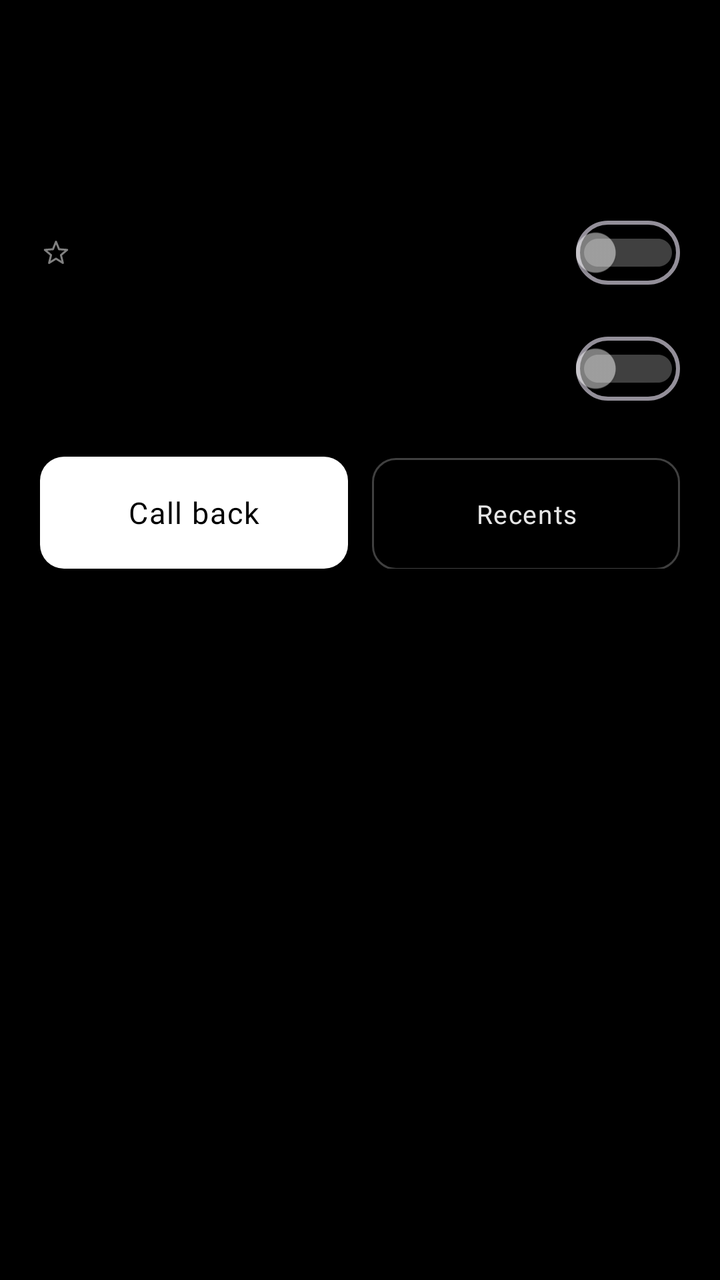
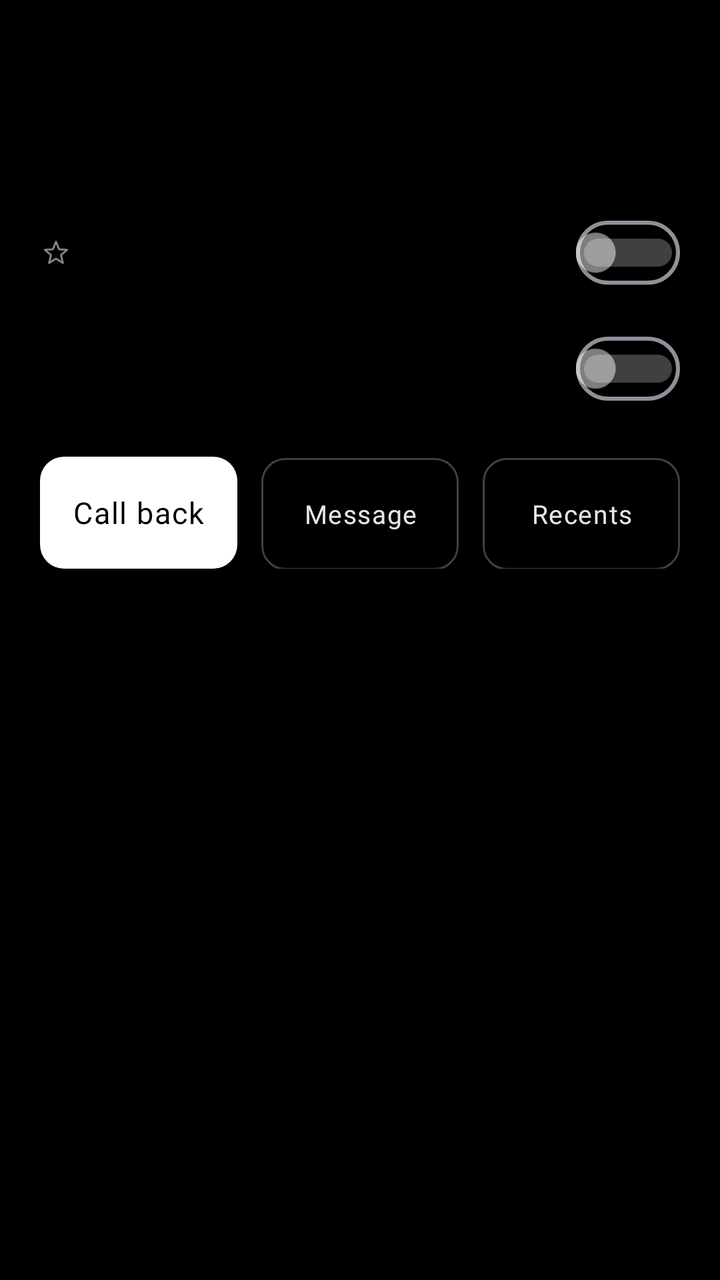

Screens rendered from an Android XML layout before and after an edit, with the pre-edit source and the edit as a unified diff.
<!-- AndroidManifest.xml: application theme Theme.XxPhone -->
<!-- res/layout/view_person_sheet.xml -->
<?xml version="1.0" encoding="utf-8"?>
<LinearLayout xmlns:android="http://schemas.android.com/apk/res/android"
    android:layout_width="match_parent"
    android:layout_height="wrap_content"
    android:orientation="vertical"
    android:paddingLeft="@dimen/xx_gutter"
    android:paddingRight="@dimen/xx_gutter"
    android:paddingTop="20dp"
    android:paddingBottom="24dp">

    <TextView
        android:id="@+id/sheetName"
        style="@style/TextAppearance.Xx.Display"
        android:layout_width="match_parent"
        android:layout_height="wrap_content" />

    <TextView
        android:id="@+id/sheetNumber"
        style="@style/TextAppearance.Xx.BodySmall"
        android:layout_width="match_parent"
        android:layout_height="wrap_content"
        android:layout_marginTop="4dp" />

    <TextView
        android:id="@+id/sheetRingtoneNote"
        style="@style/TextAppearance.Xx.BodySmall"
        android:layout_width="match_parent"
        android:layout_height="wrap_content"
        android:layout_marginTop="8dp"
        android:visibility="gone" />

    <LinearLayout
        android:layout_width="match_parent"
        android:layout_height="wrap_content"
        android:layout_marginTop="14dp"
        android:orientation="horizontal"
        android:gravity="center_vertical">

        <ImageView
            android:id="@+id/sheetStarIcon"
            android:layout_width="16dp"
            android:layout_height="16dp"
            android:src="@drawable/ic_star_outline" />

        <TextView
            android:id="@+id/sheetStarLabel"
            style="@style/TextAppearance.Xx.Body"
            android:layout_width="0dp"
            android:layout_height="wrap_content"
            android:layout_weight="1"
            android:layout_marginStart="12dp" />

        <com.google.android.material.materialswitch.MaterialSwitch
            android:id="@+id/sheetStarSwitch"
            style="@style/Widget.Xx.Switch"
            android:layout_width="wrap_content"
            android:layout_height="wrap_content" />
    </LinearLayout>

    <LinearLayout
        android:layout_width="match_parent"
        android:layout_height="wrap_content"
        android:orientation="horizontal"
        android:gravity="center_vertical"
        android:paddingTop="10dp">

        <TextView
            android:id="@+id/sheetBizLabel"
            style="@style/TextAppearance.Xx.Body"
            android:layout_width="0dp"
            android:layout_height="wrap_content"
            android:layout_weight="1" />

        <com.google.android.material.materialswitch.MaterialSwitch
            android:id="@+id/sheetBizSwitch"
            style="@style/Widget.Xx.Switch"
            android:layout_width="wrap_content"
            android:layout_height="wrap_content" />
    </LinearLayout>

    <TextView
        android:id="@+id/sheetError"
        style="@style/TextAppearance.Xx.BodySmall"
        android:layout_width="match_parent"
        android:layout_height="wrap_content"
        android:layout_marginTop="10dp"
        android:textColor="@color/pxx_error"
        android:visibility="gone" />

    <LinearLayout
        android:layout_width="match_parent"
        android:layout_height="wrap_content"
        android:layout_marginTop="20dp"
        android:orientation="horizontal">

        <Button
            android:id="@+id/sheetCall"
            style="@style/Widget.Xx.ButtonPrimary"
            android:layout_width="0dp"
            android:layout_height="wrap_content"
            android:layout_weight="1"
            android:text="@string/call_back" />

        <Button
            android:id="@+id/sheetHistory"
            style="@style/Widget.Xx.ButtonSecondary"
            android:layout_width="0dp"
            android:layout_height="wrap_content"
            android:layout_weight="1"
            android:layout_marginStart="12dp"
            android:text="@string/tab_recents" />
    </LinearLayout>

</LinearLayout>
<!-- resources referenced by this layout -->
<resources>
  <color name="pxx_error">#FF6767</color>
  <dimen name="xx_gutter">20dp</dimen>
  <!-- drawable ic_star_outline (drawable) -->
  <?xml version="1.0" encoding="utf-8"?>
  <vector xmlns:android="http://schemas.android.com/apk/res/android"
      android:width="24dp"
      android:height="24dp"
      android:viewportWidth="24"
      android:viewportHeight="24"
      android:tint="@color/pxx_white_50">
      <path
          android:pathData="M12 3.8 L14.29 9.44 L20.37 9.88 L15.71 13.81 L17.17 19.72 L12 16.5 L6.83 19.72 L8.29 13.81 L3.63 9.88 L9.71 9.44 Z"
          android:strokeColor="#FFFFFF"
          android:strokeWidth="1.5"
          android:strokeLineJoin="round"/>
  </vector>
  <string name="call_back">Call back</string>
  <string name="tab_recents">Recents</string>
  <style name="TextAppearance.Xx.Body">
          <item name="android:textSize">16sp</item>
          <item name="android:lineHeight">24sp</item>
          <item name="android:textColor">@color/pxx_white_90</item>
      </style>
  <style name="TextAppearance.Xx.BodySmall">
          <item name="android:textSize">14sp</item>
          <item name="android:lineHeight">20sp</item>
          <item name="android:textColor">@color/pxx_white_80</item>
      </style>
  <style name="TextAppearance.Xx.Display">
          <item name="android:fontFamily">@font/font_display</item>
          <item name="android:textSize">34sp</item>
          <item name="android:lineHeight">40sp</item>
          <item name="android:textColor">@color/pxx_white_90</item>
      </style>
  <style name="Widget.Xx.Switch" parent="Widget.Material3.CompoundButton.Switch">
          <item name="thumbTint">@color/xx_switch_thumb</item>
          <item name="trackTint">@color/xx_switch_track</item>
          <item name="elevation">0dp</item>
      </style>
  <color name="pxx_white_50">#80FFFFFF</color>
  <color name="pxx_white_90">#E6FFFFFF</color>
  <color name="pxx_white_80">#CCFFFFFF</color>
  <color name="pxx_emphasis_fg">#000000</color>
  <color name="pxx_emphasis_bg">#FFFFFF</color>
  <dimen name="xx_radius_block">12dp</dimen>
  <dimen name="xx_button_height">56dp</dimen>
  <color name="pxx_white_25">#40FFFFFF</color>
  <color name="pxx_white_10">#1AFFFFFF</color>
  <color name="pxx_ink">#000000</color>
  <style name="TextAppearance.Xx.CallerName">
          <item name="android:fontFamily">@font/font_display</item>
          <item name="android:textSize">44sp</item>
          <item name="android:lineHeight">48sp</item>
          <item name="android:textColor">@color/pxx_white_90</item>
      </style>
  <style name="TextAppearance.Xx.Duration">
          <item name="android:fontFamily">@font/font_display</item>
          <item name="android:textSize">28sp</item>
          <item name="android:textColor">@color/pxx_white_90</item>
      </style>
  <style name="TextAppearance.Xx.KeypadDigit">
          <item name="android:fontFamily">@font/font_display</item>
          <item name="android:textSize">34sp</item>
          <item name="android:textColor">@color/pxx_white_90</item>
      </style>
  <style name="TextAppearance.Xx.Chip">
          <item name="android:textSize">11sp</item>
          <item name="android:letterSpacing">0.08</item>
          <item name="android:textAllCaps">true</item>
          <item name="android:textColor">@color/pxx_white_50</item>
      </style>
  <!-- unchanged entries left out for length: 3 -->
</resources>

<!-- the commit's change to res/layout/view_person_sheet.xml (unified diff, before → after) -->
@@ -102,6 +102,15 @@
             android:text="@string/call_back" />
 
         <Button
+            android:id="@+id/sheetMessage"
+            style="@style/Widget.Xx.ButtonSecondary"
+            android:layout_width="0dp"
+            android:layout_height="wrap_content"
+            android:layout_weight="1"
+            android:layout_marginStart="12dp"
+            android:text="Message" />
+
+        <Button
             android:id="@+id/sheetHistory"
             style="@style/Widget.Xx.ButtonSecondary"
             android:layout_width="0dp"
